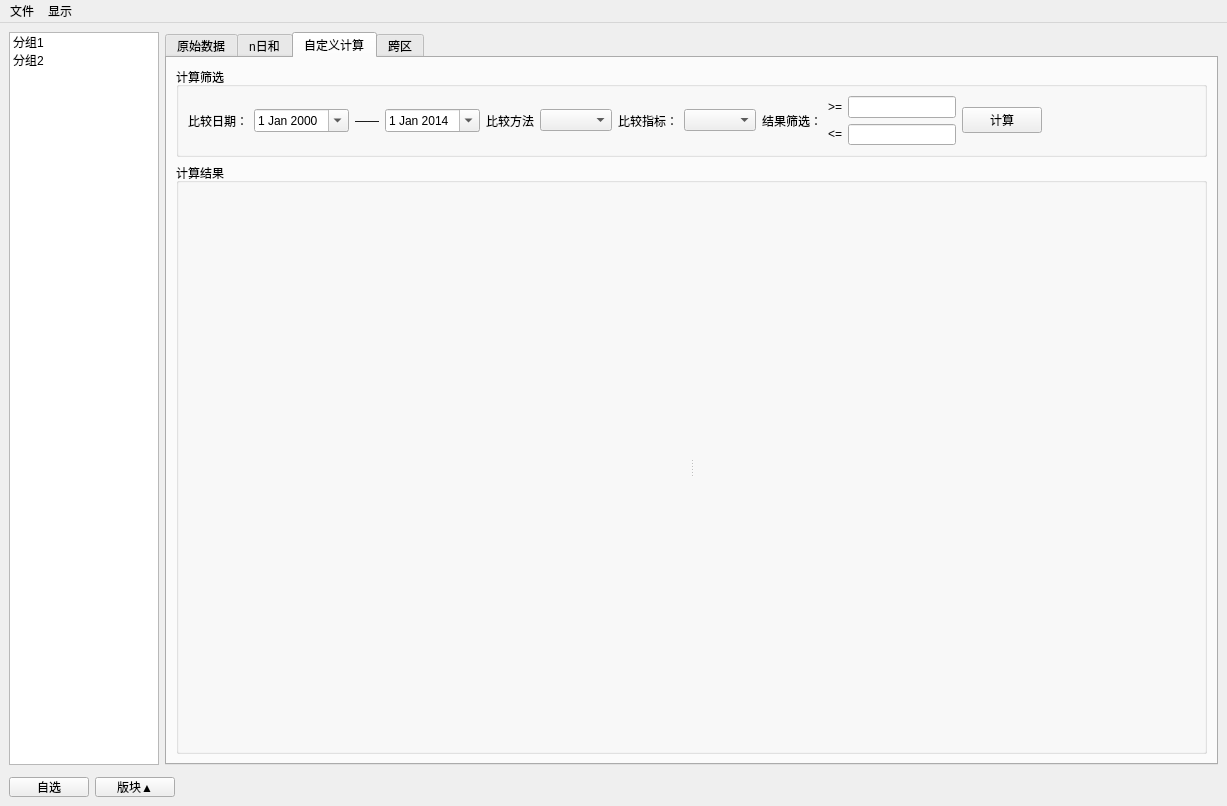
The window that UI/StockMain.ui (liumin0/stockii_client) describes before a commit, drawn with Qt 5.
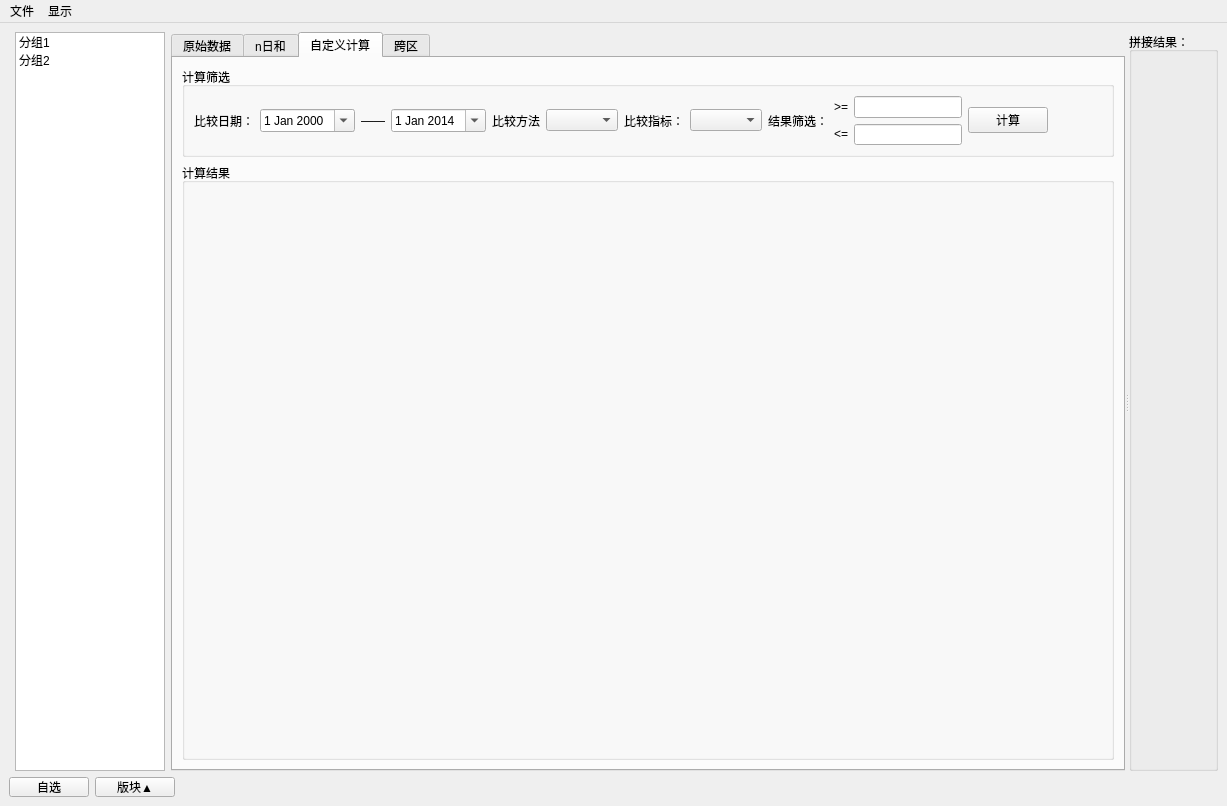
The same window after the commit. The open tabs and pages were chosen to show the change. Custom widgets are drawn as their Qt base class.

Commit message: 拼接窗口添加俩

```diff
--- a/UI/StockMain.ui
+++ b/UI/StockMain.ui
@@ -30,7 +30,12 @@
       </widget>
      </widget>
     </item>
-    <item row="0" column="0">
+    <item row="0" column="1">
+     <widget class="QSplitter" name="splitter_3">
+      <property name="orientation">
+       <enum>Qt::Horizontal</enum>
+      </property>
+      <widget class="QWidget" name="">
      <layout class="QHBoxLayout" name="horizontalLayout_20">
       <item>
        <widget class="QListWidget" name="listWidget">
@@ -314,6 +319,18 @@
           <string>自定义计算</string>
          </attribute>
          <layout class="QGridLayout" name="gridLayout_4">
+            <item row="1" column="0">
+             <widget class="QGroupBox" name="groupBox_3">
+              <property name="title">
+               <string>计算结果</string>
+              </property>
+              <layout class="QGridLayout" name="gridLayout_7">
+               <item row="0" column="0">
+                <widget class="MyTable" name="calcTableWidget" native="true"/>
+               </item>
+              </layout>
+             </widget>
+            </item>
           <item row="0" column="0">
            <widget class="QGroupBox" name="groupBox_5">
             <property name="maximumSize">
@@ -479,24 +496,6 @@
             </layout>
            </widget>
           </item>
-          <item row="1" column="0">
-           <widget class="QGroupBox" name="groupBox_3">
-            <property name="title">
-             <string>计算结果</string>
-            </property>
-            <layout class="QGridLayout" name="gridLayout_7">
-             <item row="0" column="0">
-              <widget class="QSplitter" name="splitter_3">
-               <property name="orientation">
-                <enum>Qt::Horizontal</enum>
-               </property>
-               <widget class="MyTable" name="calcTableWidget" native="true"/>
-               <widget class="MyTable" name="combineWidget" native="true"/>
-              </widget>
-             </item>
-            </layout>
-           </widget>
-          </item>
          </layout>
         </widget>
         <widget class="QWidget" name="tab_4">
@@ -622,8 +621,20 @@
        </widget>
       </item>
      </layout>
-    </item>
-    <item row="2" column="0">
+      </widget>
+      <widget class="QGroupBox" name="groupBox_9">
+       <property name="title">
+        <string>拼接结果：</string>
+       </property>
+       <layout class="QGridLayout" name="gridLayout_10">
+        <item row="0" column="0">
+         <widget class="MyTable" name="combineWidget" native="true"/>
+        </item>
+       </layout>
+      </widget>
+     </widget>
+    </item>
+    <item row="1" column="0" colspan="2">
      <layout class="QHBoxLayout" name="horizontalLayout_17">
       <property name="sizeConstraint">
        <enum>QLayout::SetDefaultConstraint</enum>
```
Left out of the diff: 10 changed lines with no effect on the pictures. Lines whose indentation alone changed are shown as unchanged. The commit also changes 15 other files.
